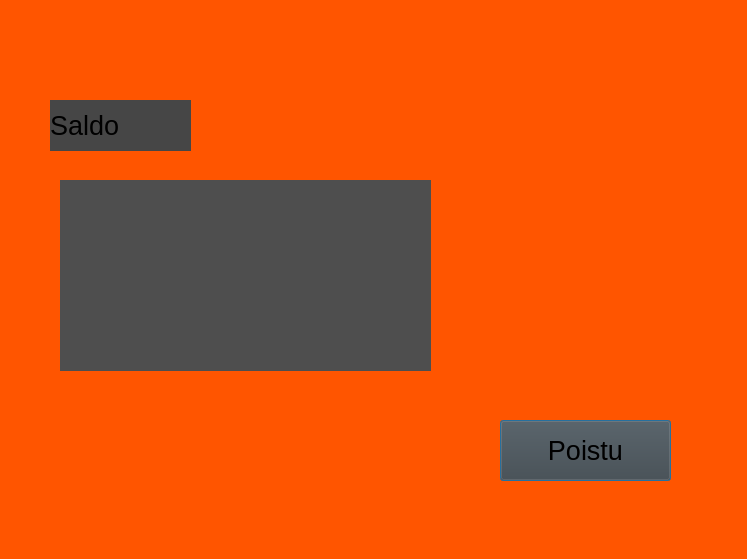
The window that frontend/saldo.ui (22kmo-project/group_8) describes before a commit, drawn with Qt 5.
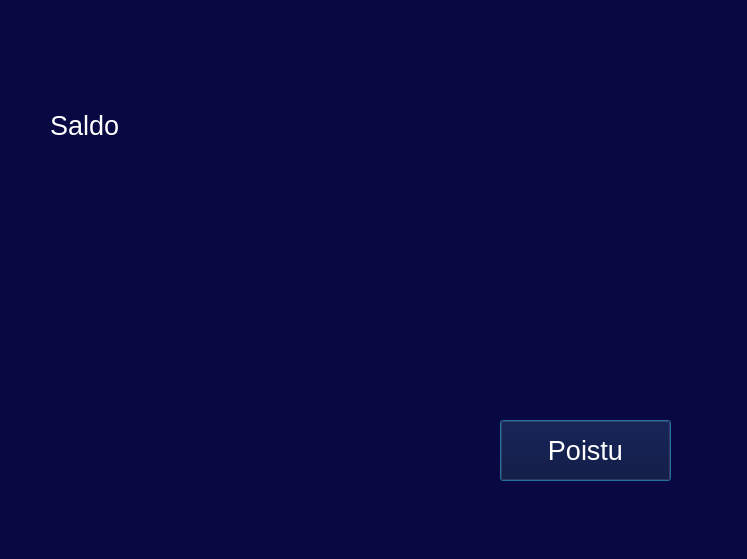
The same window after the commit.

```diff
--- a/frontend/saldo.ui
+++ b/frontend/saldo.ui
@@ -17,7 +17,7 @@
    <bool>false</bool>
   </property>
   <property name="styleSheet">
-   <string notr="true">background-color: rgb(255, 85, 0);</string>
+   <string notr="true">background-color: rgb(8, 8, 67);</string>
   </property>
   <widget class="QPushButton" name="poistuSaldo">
    <property name="geometry">
@@ -37,7 +37,8 @@
     <bool>false</bool>
    </property>
    <property name="styleSheet">
-    <string notr="true">background-color: rgb(67, 67, 67);</string>
+    <string notr="true">background-color: rgb(2, 3, 48);
+color: rgb(255, 255, 255);</string>
    </property>
    <property name="text">
     <string>Poistu</string>
@@ -58,7 +59,8 @@
     </font>
    </property>
    <property name="styleSheet">
-    <string notr="true">background-color: rgb(70, 70, 70);</string>
+    <string notr="true">background-color: rgb(8, 8, 67);
+color: rgb(255, 255, 255);</string>
    </property>
    <property name="text">
     <string>Saldo</string>
@@ -85,19 +87,20 @@
   <widget class="QLabel" name="labelNaytaSaldo">
    <property name="geometry">
     <rect>
-     <x>60</x>
+     <x>50</x>
      <y>180</y>
-     <width>371</width>
-     <height>191</height>
+     <width>231</width>
+     <height>91</height>
     </rect>
    </property>
    <property name="font">
     <font>
-     <pointsize>20</pointsize>
+     <pointsize>26</pointsize>
     </font>
    </property>
    <property name="styleSheet">
-    <string notr="true">background-color: rgb(78, 78, 78);</string>
+    <string notr="true">alternate-background-color: rgb(8, 8, 67);
+color: rgb(255, 255, 255);</string>
    </property>
    <property name="text">
     <string/>
```
